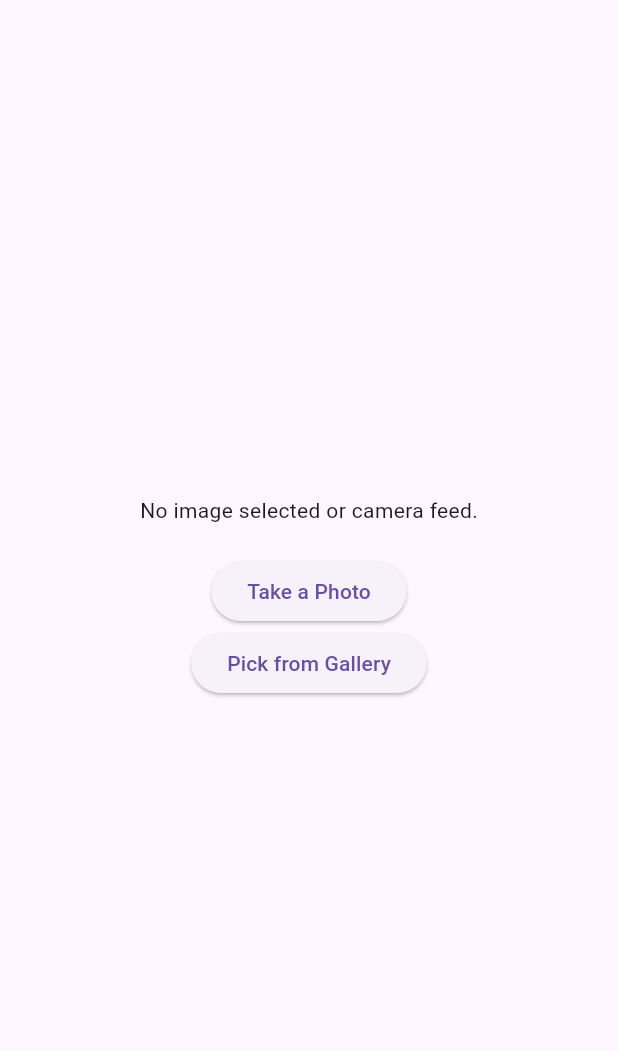
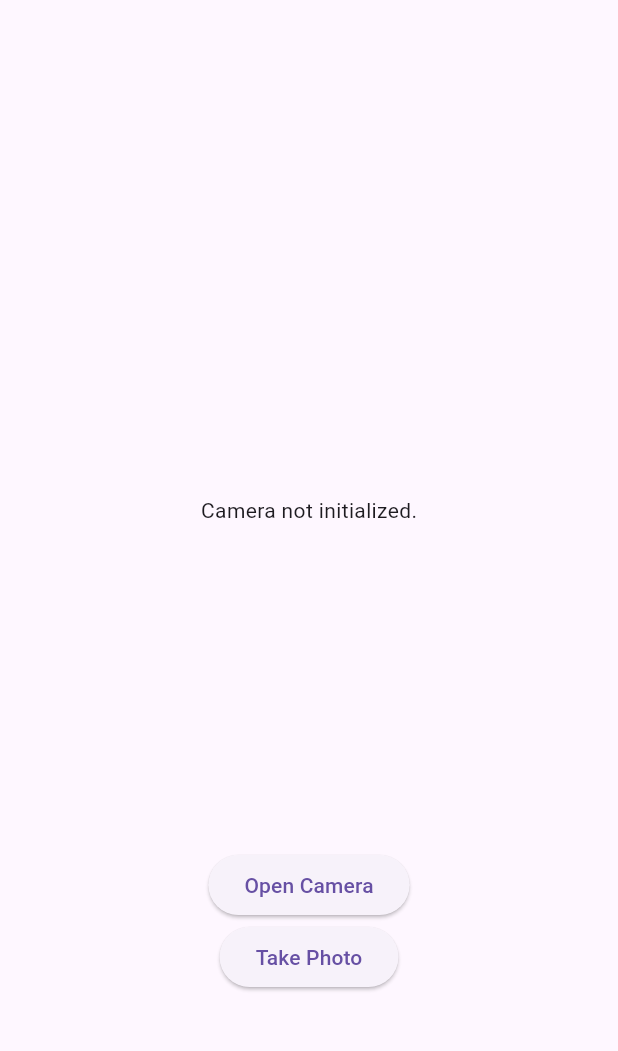
Before and after one commit to sanchezcande/PhotoUploader, a Flutter app: the screen it shows after launch, on a phone screen of 412 x 824 dp, the part 63-1114 px from its top. Run offline on Flutter 3.47's test engine with Material 3 defaults, Android fonts, the phone set to English and light mode, and no system bars; our stand-ins replace camera, image_picker.

Commit message:
draft #1

```diff
--- /dev/null
+++ b/photo_uploader/lib/components/camera_view.dart
@@ -0,0 +1,15 @@
+import 'package:flutter/material.dart';
+import 'package:camera/camera.dart';
+
+class CameraView extends StatelessWidget {
+  final CameraController? cameraController;
+
+  const CameraView({super.key, required this.cameraController});
+
+  @override
+  Widget build(BuildContext context) {
+    return cameraController != null && cameraController!.value.isInitialized
+        ? CameraPreview(cameraController!)
+        : const Center(child: Text('Camera not initialized.'));
+  }
+}
--- a/photo_uploader/lib/main.dart
+++ b/photo_uploader/lib/main.dart
@@ -1,8 +1,5 @@
-import 'dart:io';  // Para la clase File en dispositivos móviles
-import 'package:flutter/foundation.dart' show kIsWeb;
 import 'package:flutter/material.dart';
-import 'package:image_picker/image_picker.dart';  // Solo lo usaremos en móvil
-import 'package:camera/camera.dart';
+import 'pages/photo_uploader_page.dart';
 
 void main() {
   runApp(const MyApp());
@@ -22,106 +19,3 @@ class MyApp extends StatelessWidget {
     );
   }
 }
-
-class PhotoUploaderPage extends StatefulWidget {
-  const PhotoUploaderPage({super.key});
-
-  @override
-  PhotoUploaderPageState createState() => PhotoUploaderPageState();
-}
-
-class PhotoUploaderPageState extends State<PhotoUploaderPage> {
-  File? _image; // Archivo de la imagen seleccionada (para móvil)
-  XFile? _webImage; // Para la imagen en web
-  final ImagePicker _picker = ImagePicker(); // Usado para móvil
-
-  // Método para seleccionar una imagen de la cámara o galería
-  Future<void> _pickImage(ImageSource source) async {
-    if (kIsWeb) {
-      // Si estamos en web, usamos el paquete camera_web
-      await _openCameraInWeb();
-    } else {
-      // Si estamos en móvil, usamos image_picker
-      final pickedFile = await _picker.pickImage(source: source);
-      setState(() {
-        if (pickedFile != null) {
-          _image = File(pickedFile.path); // Guardamos la imagen seleccionada en móvil
-        } else {
-          debugPrint('No image selected.');
-        }
-      });
-    }
-  }
-
-CameraController? _cameraController; // Definimos un controlador global
-
-Future<void> _openCameraInWeb() async {
-  try {
-    final cameras = await availableCameras();
-    if (cameras.isEmpty) {
-      debugPrint('No cameras found.');
-      return;
-    }
-
-    _cameraController = CameraController(
-      cameras[0],
-      ResolutionPreset.high,
-    );
-
-    await _cameraController?.initialize();
-
-    if (!_cameraController!.value.isInitialized) {
-      debugPrint('Camera initialization failed.');
-      return;
-    }
-
-    setState(() {});
-
-    debugPrint('Camera initialized.');
-
-  } catch (e) {
-    debugPrint('Error initializing camera: $e');
-  }
-}
-
-@override
-void dispose() {
-  _cameraController?.dispose();
-  super.dispose();
-}
-
-  @override
-Widget build(BuildContext context) {
-  return Scaffold(
-    appBar: AppBar(
-      title: const Text('Photo Uploader'),
-    ),
-    body: Center(
-      child: Column(
-        mainAxisAlignment: MainAxisAlignment.center,
-        children: <Widget>[
-          if (kIsWeb && _cameraController != null && _cameraController!.value.isInitialized)
-            Expanded(
-              child: CameraPreview(_cameraController!),
-            )
-          else if (_webImage != null)
-            Image.network(_webImage!.path)
-          else if (!kIsWeb && _image != null)
-            Image.file(_image!)
-          else
-            const Text('No image selected or camera feed.'),
-          const SizedBox(height: 20),
-          ElevatedButton(
-            onPressed: () => _pickImage(ImageSource.camera),
-            child: const Text('Take a Photo'),
-          ),
-          ElevatedButton(
-            onPressed: () => _pickImage(ImageSource.gallery),
-            child: const Text('Pick from Gallery'),
-          ),
-        ],
-      ),
-    ),
-  );
-}
-}
--- /dev/null
+++ b/photo_uploader/lib/pages/photo_uploader_page.dart
@@ -0,0 +1,138 @@
+import 'package:flutter/material.dart';
+import 'package:image_picker/image_picker.dart';
+import '../components/camera_view.dart';
+import '../components/photo_display.dart';
+import '../services/camera_service.dart';
+import 'dart:io';
+import 'package:flutter/foundation.dart' show kIsWeb;
+
+class PhotoUploaderPage extends StatefulWidget {
+  const PhotoUploaderPage({super.key});
+
+  @override
+  PhotoUploaderPageState createState() => PhotoUploaderPageState();
+}
+
+class PhotoUploaderPageState extends State<PhotoUploaderPage> {
+  final CameraService _cameraService = CameraService();
+  XFile? _webImage;
+  File? _image;
+  bool _isPhotoTaken = false;
+
+  @override
+  void initState() {
+    super.initState();
+  }
+
+  Future<void> _openCamera() async {
+    await _cameraService.initializeCamera();
+    setState(() {});
+  }
+
+  Future<void> _takePhoto() async {
+    if (kIsWeb) {
+      final image = await _cameraService.takePhoto();
+      setState(() {
+        _webImage = image;
+        _isPhotoTaken = true;
+      });
+    } else {
+      final pickedFile = await ImagePicker().pickImage(source: ImageSource.camera);
+      setState(() {
+        if (pickedFile != null) {
+          _image = File(pickedFile.path);
+          _isPhotoTaken = true;
+        }
+      });
+    }
+  }
+
+  Future<void> _uploadPhoto() async {
+    if (_isPhotoTaken) {
+      await Future.delayed(const Duration(seconds: 2));
+      if (!mounted) return;
+      showDialog(
+        context: context,
+        builder: (BuildContext context) {
+          return AlertDialog(
+            title: const Text('Success'),
+            content: const Text('Photo uploaded successfully!'),
+            actions: <Widget>[
+              TextButton(
+                child: const Text('OK'),
+                onPressed: () {
+                  Navigator.of(context).pop();
+                },
+              ),
+            ],
+          );
+        },
+      );
+    }
+  }
+
+  @override
+  void dispose() {
+    _cameraService.dispose();
+    super.dispose();
+  }
+
+  @override
+  Widget build(BuildContext context) {
+    final mediaQuery = MediaQuery.of(context);
+
+    return Scaffold(
+      appBar: AppBar(
+        title: const Text('Photo Uploader'),
+      ),
+      body: Center(
+        child: Column(
+          mainAxisAlignment: MainAxisAlignment.center,
+          children: <Widget>[
+            SizedBox(
+              width: mediaQuery.size.width * 0.7,
+              height: mediaQuery.size.height * 0.5,
+              child: _isPhotoTaken
+                  ? PhotoDisplay(
+                      imagePath: kIsWeb ? _webImage?.path : _image?.path,
+                      isWeb: kIsWeb,
+                    )
+                  : CameraView(cameraController: _cameraService.cameraController),
+            ),
+            const SizedBox(height: 20),
+            if (!_isPhotoTaken)
+              ElevatedButton(
+                onPressed: _openCamera,
+                child: const Text('Open Camera'),
+              ),
+            if (_isPhotoTaken)
+              Row(
+                mainAxisAlignment: MainAxisAlignment.center,
+                children: [
+                  ElevatedButton(
+                    onPressed: () {
+                      setState(() {
+                        _isPhotoTaken = false;
+                      });
+                      _openCamera();
+                    },
+                    child: const Text('Retake Photo'),
+                  ),
+                  const SizedBox(width: 20),
+                  ElevatedButton(
+                    onPressed: _uploadPhoto,
+                    child: const Text('Upload Photo'),
+                  ),
+                ],
+              ),
+            if (!_isPhotoTaken)
+              ElevatedButton(
+                onPressed: _takePhoto,
+                child: const Text('Take Photo'),
+              ),
+          ],
+        ),
+      ),
+    );
+  }
+}
--- /dev/null
+++ b/photo_uploader/lib/services/camera_service.dart
@@ -0,0 +1,31 @@
+import 'package:camera/camera.dart';
+
+class CameraService {
+  CameraController? _cameraController;
+
+  Future<void> initializeCamera() async {
+    final cameras = await availableCameras();
+    if (cameras.isEmpty) {
+      return;
+    }
+    _cameraController = CameraController(
+      cameras[0],
+      ResolutionPreset.high,
+      enableAudio: false,
+    );
+    await _cameraController?.initialize();
+  }
+
+  Future<XFile?> takePhoto() async {
+    if (_cameraController != null && _cameraController!.value.isInitialized) {
+      return await _cameraController!.takePicture();
+    }
+    return null;
+  }
+
+  CameraController? get cameraController => _cameraController;
+
+  void dispose() {
+    _cameraController?.dispose();
+  }
+}
```
Also changed, not shown: photo_uploader/lib/components/photo_display.dart (added, +20 -0 lines).
